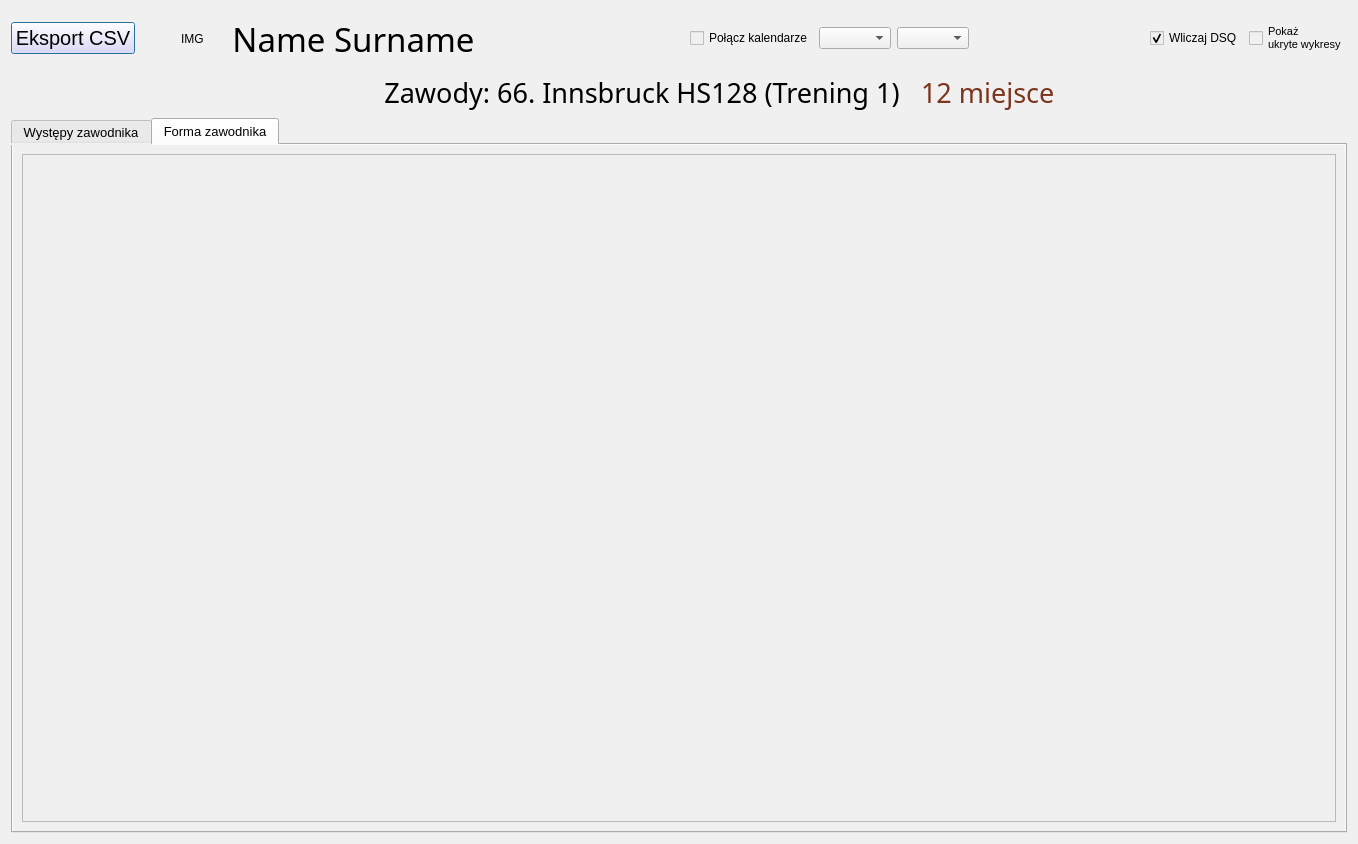
Before: the Qt Designer form source/UI/Seasons/Stats/JumperStatsWindow.ui in SiekamCebule/sj-sim, drawn with Qt 5.
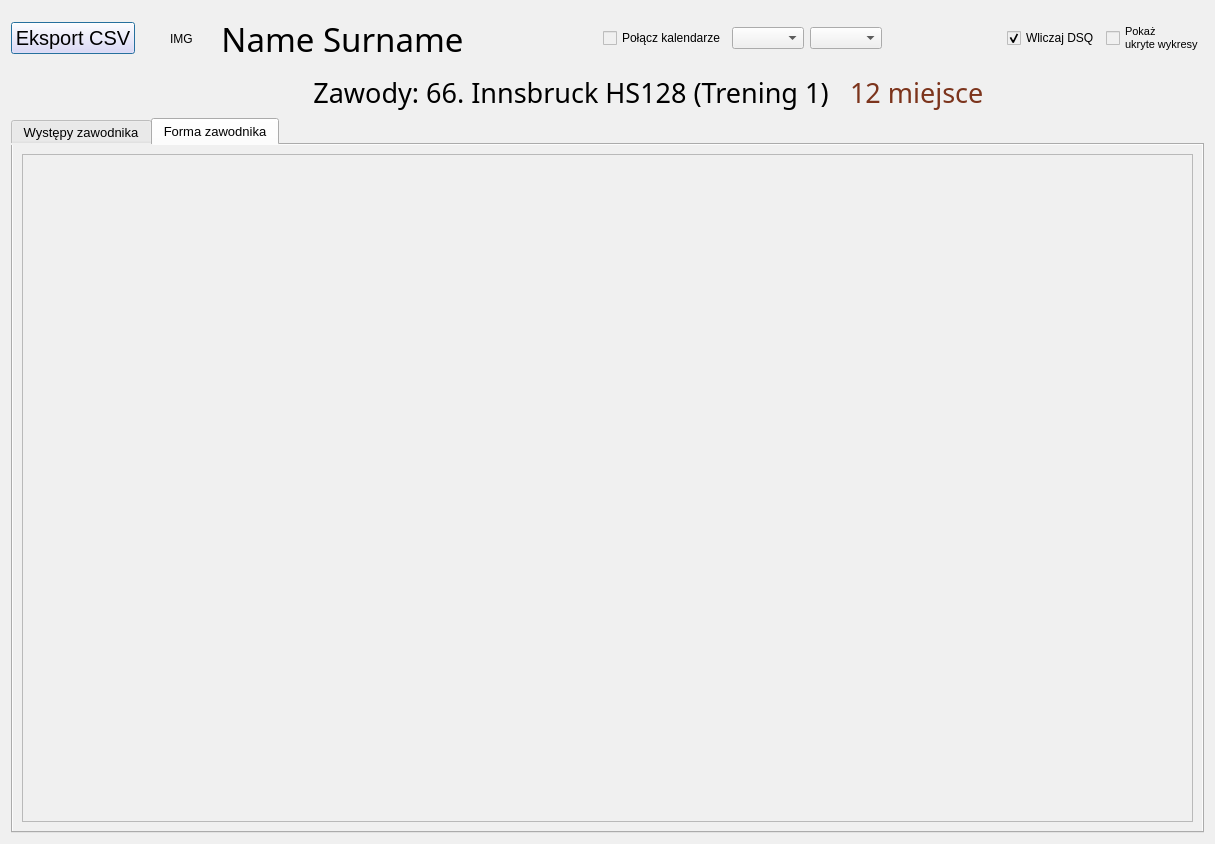
After: the same form once the commit is applied. The open tabs and pages were chosen to show the change.

Patch:
```diff
--- a/source/UI/Seasons/Stats/JumperStatsWindow.ui
+++ b/source/UI/Seasons/Stats/JumperStatsWindow.ui
@@ -6,7 +6,7 @@
    <rect>
     <x>0</x>
     <y>0</y>
-    <width>1358</width>
+    <width>1215</width>
     <height>844</height>
    </rect>
   </property>
@@ -640,8 +640,8 @@
            <rect>
             <x>0</x>
             <y>0</y>
-            <width>1316</width>
-            <height>664</height>
+            <width>98</width>
+            <height>28</height>
            </rect>
           </property>
           <layout class="QVBoxLayout" name="verticalLayout_7">
```
